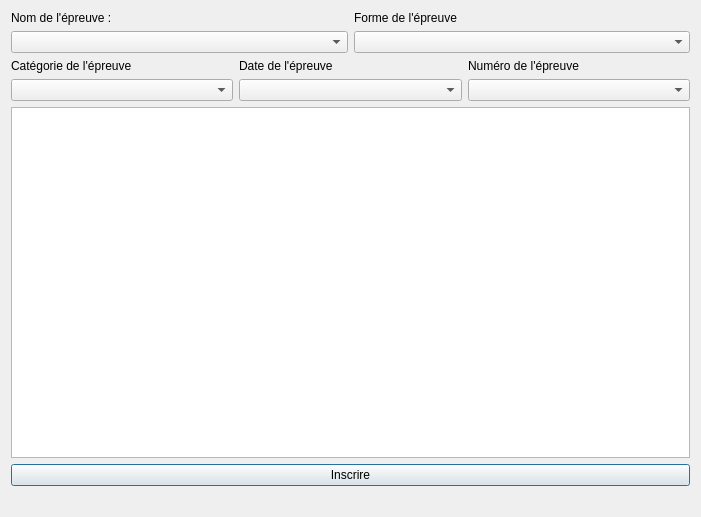
The window that gui/inscription_epreuve.ui (pH0xe/L3-Info-Projet-CEBD) describes before a commit, drawn with Qt 5.
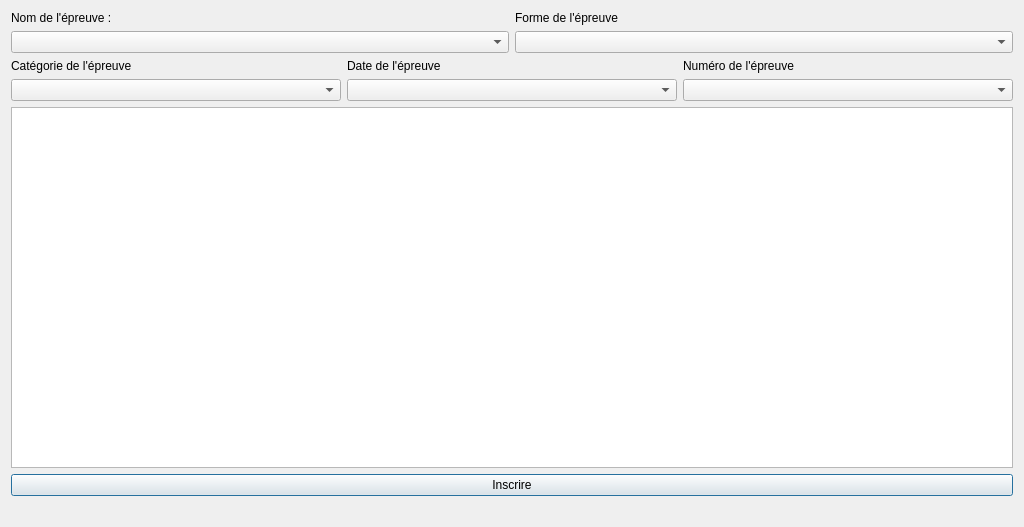
The same window after the commit.

Commit message: multi selection dans la fenetre d'inscription

```diff
--- a/gui/inscription_epreuve.ui
+++ b/gui/inscription_epreuve.ui
@@ -6,8 +6,8 @@
    <rect>
     <x>0</x>
     <y>0</y>
-    <width>701</width>
-    <height>517</height>
+    <width>1024</width>
+    <height>527</height>
    </rect>
   </property>
   <property name="windowTitle">
```
Left out of the diff: 6 changed lines with no effect on the pictures. The commit also changes 1 other file.
